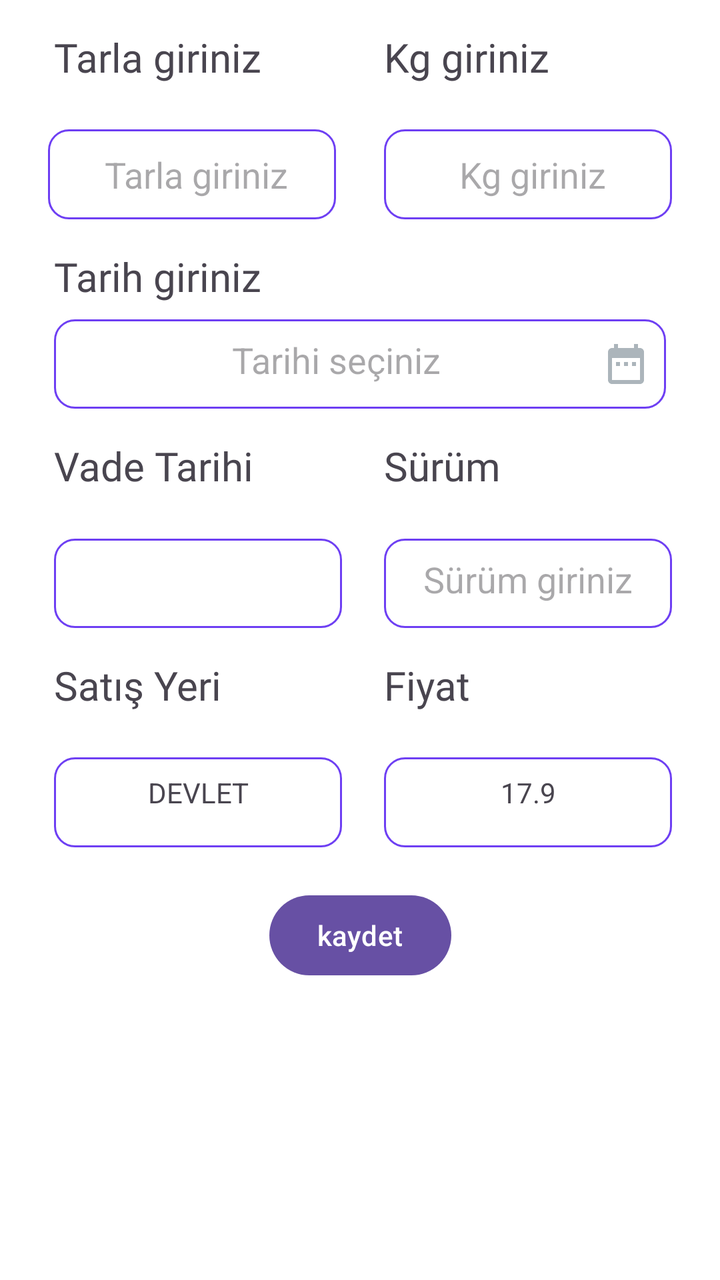
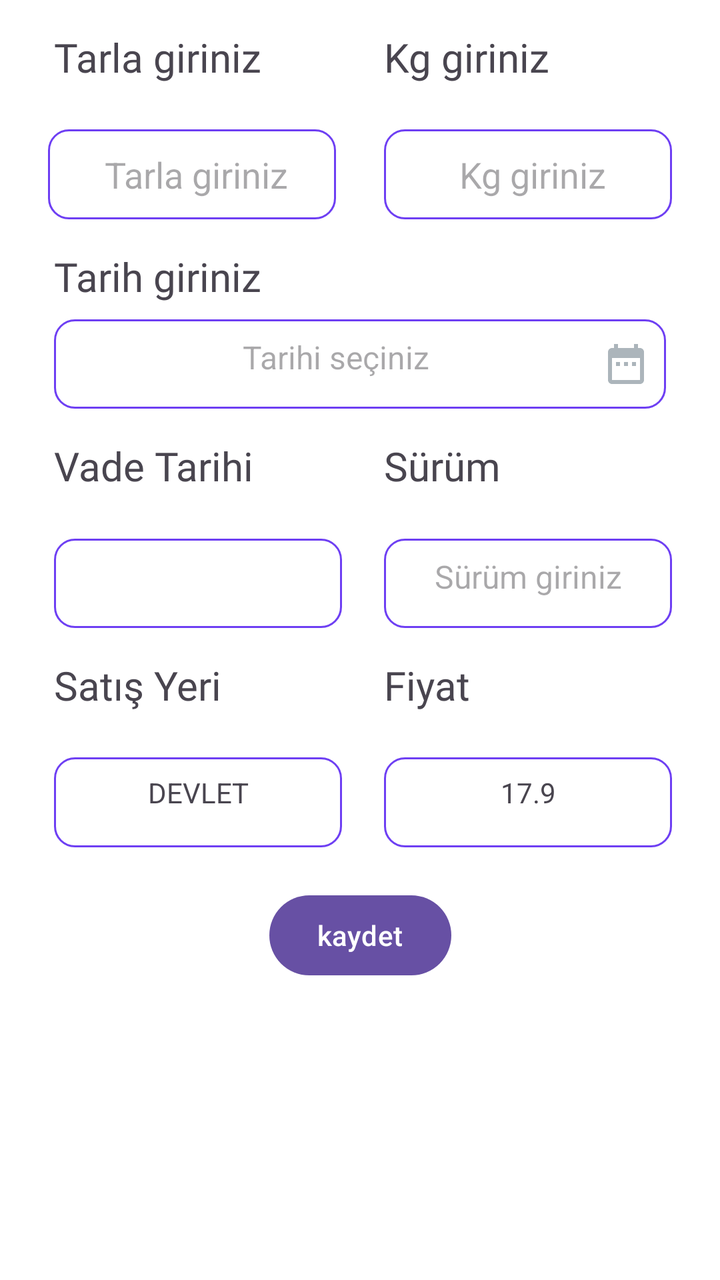

The first picture is an Android layout as it rendered before a commit; the second is the same layout after the commit. The layout source and the unified diff follow.
<!-- AndroidManifest.xml: application theme Theme.DesignExample -->
<!-- res/layout/fragment_devlet.xml -->
<?xml version="1.0" encoding="utf-8"?>
<androidx.constraintlayout.widget.ConstraintLayout xmlns:android="http://schemas.android.com/apk/res/android"
    xmlns:app="http://schemas.android.com/apk/res-auto"
    xmlns:tools="http://schemas.android.com/tools"
    android:layout_width="match_parent"
    android:layout_height="match_parent"
    android:background="#FFFFFF"
    tools:context=".design.new_design">

    <androidx.constraintlayout.widget.ConstraintLayout
        android:id="@+id/constraintLayout2"
        android:layout_width="match_parent"
        android:layout_height="0dp"
        app:layout_constraintBottom_toBottomOf="parent"
        app:layout_constraintEnd_toEndOf="parent"
        app:layout_constraintStart_toStartOf="parent"
        app:layout_constraintTop_toTopOf="parent">

        <TextView
            android:id="@+id/TarlaTextView"
            android:layout_width="0dp"
            android:layout_height="0dp"
            android:layout_marginTop="15dp"
            android:fontFamily="@font/plus_jakarta_sans"
            android:text="Tarla giriniz"
            android:textSize="20sp"
            app:layout_constraintHeight_percent="0.07"
            app:layout_constraintStart_toStartOf="@+id/TarihTextView"
            app:layout_constraintTop_toTopOf="parent"
            app:layout_constraintWidth_percent="0.4" />

        <TextView
            android:id="@+id/KgTextView"
            android:layout_width="0dp"
            android:layout_height="0dp"
            android:fontFamily="@font/plus_jakarta_sans"
            android:text="Kg giriniz"
            android:textSize="20sp"
            app:layout_constraintHeight_percent="0.07"
            app:layout_constraintStart_toStartOf="@+id/KgEditText"
            app:layout_constraintTop_toTopOf="@+id/TarlaTextView"
            app:layout_constraintWidth_percent="0.4" />

        <AutoCompleteTextView
            android:id="@+id/TarlaEditText"
            android:layout_width="0dp"
            android:layout_height="0dp"
            android:layout_marginTop="5dp"
            android:background="@drawable/edit_text_custom"
            android:hint=" Tarla giriniz"
            android:textAlignment="center"
            app:layout_constraintEnd_toStartOf="@+id/KgEditText"
            app:layout_constraintHeight_percent="0.07"
            app:layout_constraintHorizontal_bias="0.5"
            app:layout_constraintStart_toStartOf="parent"
            app:layout_constraintTop_toBottomOf="@+id/TarlaTextView"
            app:layout_constraintWidth_percent="0.4" />

        <EditText
            android:id="@+id/KgEditText"
            android:layout_width="0dp"
            android:layout_height="0dp"
            android:layout_marginTop="5dp"
            android:background="@drawable/edit_text_custom"
            android:ems="10"
            android:hint=" Kg giriniz"
            android:inputType="number|numberDecimal"
            android:textAlignment="center"
            app:layout_constraintEnd_toEndOf="parent"
            app:layout_constraintHeight_percent="0.07"
            app:layout_constraintHorizontal_bias="0.5"
            app:layout_constraintStart_toEndOf="@+id/TarlaEditText"
            app:layout_constraintTop_toBottomOf="@+id/KgTextView"
            app:layout_constraintWidth_percent="0.4" />

        <TextView
            android:id="@+id/TarihEditText"
            android:layout_width="0dp"
            android:layout_height="0dp"
            android:layout_marginTop="8dp"
            android:background="@drawable/edit_text_custom"
            android:drawableEnd="@drawable/takvim_icon"
            android:hint="Tarihi seçiniz"
            android:padding="8dp"
            android:textAlignment="center"
            android:textSize="18sp"
            app:layout_constraintEnd_toEndOf="parent"
            app:layout_constraintHeight_percent="0.07"
            app:layout_constraintHorizontal_bias="0.5"
            app:layout_constraintStart_toStartOf="parent"
            app:layout_constraintTop_toBottomOf="@+id/TarihTextView"
            app:layout_constraintWidth_percent="0.85" />

        <TextView
            android:id="@+id/TarihTextView"
            android:layout_width="wrap_content"
            android:layout_height="wrap_content"
            android:layout_marginTop="15dp"
            android:fontFamily="@font/plus_jakarta_sans"
            android:text="Tarih giriniz"
            android:textSize="20sp"
            app:layout_constraintStart_toStartOf="@+id/TarihEditText"
            app:layout_constraintTop_toBottomOf="@+id/TarlaEditText" />

        <TextView
            android:id="@+id/VadeTarihiTextView"
            android:layout_width="0dp"
            android:layout_height="0dp"
            android:layout_marginTop="15dp"
            android:fontFamily="@font/plus_jakarta_sans"
            android:text="Vade Tarihi"
            android:textSize="20sp"
            app:layout_constraintHeight_percent="0.07"
            app:layout_constraintStart_toStartOf="@+id/TarihEditText"
            app:layout_constraintTop_toBottomOf="@+id/TarihEditText"
            app:layout_constraintWidth_percent="0.4" />

        <TextView
            android:id="@+id/VadeTarihiEdit"
            android:layout_width="0dp"
            android:layout_height="0dp"
            android:layout_marginTop="5dp"
            android:background="@drawable/edit_text_custom"
            android:fontFamily="@font/plus_jakarta_sans"
            android:padding="8dp"
            android:textAlignment="center"
            app:layout_constraintHeight_percent="0.07"
            app:layout_constraintStart_toStartOf="@+id/VadeTarihiTextView"
            app:layout_constraintTop_toBottomOf="@+id/VadeTarihiTextView"
            app:layout_constraintWidth_percent="0.4" />

        <TextView
            android:id="@+id/SurumTextView"
            android:layout_width="0dp"
            android:layout_height="0dp"
            android:fontFamily="@font/plus_jakarta_sans"
            android:text="Sürüm"
            android:textSize="20sp"
            app:layout_constraintHeight_percent="0.07"
            app:layout_constraintStart_toStartOf="@+id/KgEditText"
            app:layout_constraintTop_toTopOf="@+id/VadeTarihiTextView"
            app:layout_constraintWidth_percent="0.4" />

        <TextView
            android:id="@+id/SurumEditText"
            android:layout_width="0dp"
            android:layout_height="0dp"
            android:layout_marginTop="5dp"
            android:background="@drawable/edit_text_custom"
            android:ems="10"
            android:padding="8dp"
            android:hint="Sürüm giriniz"
            android:inputType="text"
            android:textAlignment="center"
            android:textSize="18sp"
            app:layout_constraintHeight_percent="0.07"
            app:layout_constraintStart_toStartOf="@+id/SurumTextView"
            app:layout_constraintTop_toBottomOf="@+id/SurumTextView"
            app:layout_constraintWidth_percent="0.4" />

        <TextView
            android:id="@+id/SatisYeriTextView"
            android:layout_width="0dp"
            android:layout_height="0dp"
            android:layout_marginTop="15dp"
            android:fontFamily="@font/plus_jakarta_sans"
            android:text="Satış Yeri"
            android:textSize="20sp"
            app:layout_constraintHeight_percent="0.07"
            app:layout_constraintStart_toStartOf="@+id/VadeTarihiEdit"
            app:layout_constraintTop_toBottomOf="@+id/VadeTarihiEdit"
            app:layout_constraintWidth_percent="0.4" />

        <TextView
            android:id="@+id/SatisYeriEditText"
            android:layout_width="0dp"
            android:layout_height="0dp"
            android:layout_marginTop="5dp"
            android:background="@drawable/edit_text_custom"
            android:padding="8dp"
            android:text="DEVLET"
            android:textAlignment="center"
            app:layout_constraintHeight_percent="0.07"
            app:layout_constraintStart_toStartOf="@+id/SatisYeriTextView"
            app:layout_constraintTop_toBottomOf="@+id/SatisYeriTextView"
            app:layout_constraintWidth_percent="0.4" />

        <TextView
            android:id="@+id/FiyatTextView"
            android:layout_width="0dp"
            android:layout_height="0dp"
            android:layout_marginTop="15dp"
            android:fontFamily="@font/plus_jakarta_sans"
            android:text="Fiyat"
            android:textSize="20sp"
            app:layout_constraintHeight_percent="0.07"
            app:layout_constraintStart_toStartOf="@+id/SurumEditText"
            app:layout_constraintTop_toBottomOf="@+id/SurumEditText"
            app:layout_constraintWidth_percent="0.4" />

        <TextView
            android:id="@+id/FiyatEdit"
            android:layout_width="0dp"
            android:layout_height="0dp"
            android:layout_marginTop="5dp"
            android:background="@drawable/edit_text_custom"
            android:fontFamily="@font/plus_jakarta_sans"
            android:padding="8dp"
            android:text="17.9"
            android:textAlignment="center"
            app:layout_constraintHeight_percent="0.07"
            app:layout_constraintStart_toStartOf="@+id/FiyatTextView"
            app:layout_constraintTop_toBottomOf="@+id/FiyatTextView"
            app:layout_constraintWidth_percent="0.4" />

        <Button
            android:id="@+id/KaydetButton"
            android:layout_width="wrap_content"
            android:layout_height="wrap_content"
            android:layout_marginTop="20dp"
            android:text="kaydet"
            app:layout_constraintEnd_toEndOf="parent"
            app:layout_constraintHorizontal_bias="0.5"
            app:layout_constraintStart_toStartOf="parent"
            app:layout_constraintTop_toBottomOf="@+id/SatisYeriEditText" />

    </androidx.constraintlayout.widget.ConstraintLayout>
</androidx.constraintlayout.widget.ConstraintLayout>
<!-- resources referenced by this layout -->
<resources>
  <!-- drawable edit_text_custom (drawable) -->
  <?xml version="1.0" encoding="utf-8"?>
  <selector xmlns:android="http://schemas.android.com/apk/res/android">
  
      
      <item android:state_enabled="true" android:state_focused="true">
          <shape android:shape="rectangle">
              <solid android:color="@android:color/white" />
              <corners android:radius="12dp" />
              <stroke android:width="2dp" android:color="#EDF1F3" />
          </shape>
  
      </item>
  
      
      <item android:state_enabled="true">
          <shape android:shape="rectangle">
              <solid android:color="@android:color/white" />
              <corners android:radius="10dp" />
              <stroke android:width="1dp" android:color="#6E3FF3" />
          </shape>
      </item>
  
  
  </selector>
  <!-- drawable takvim_icon (drawable) -->
  <vector xmlns:android="http://schemas.android.com/apk/res/android" android:height="24dp" android:tint="#ACB5BB" android:viewportHeight="24" android:viewportWidth="24" android:width="24dp">
        
      <path android:fillColor="@android:color/white" android:pathData="M9,11L7,11v2h2v-2zM13,11h-2v2h2v-2zM17,11h-2v2h2v-2zM19,4h-1L18,2h-2v2L8,4L8,2L6,2v2L5,4c-1.11,0 -1.99,0.9 -1.99,2L3,20c0,1.1 0.89,2 2,2h14c1.1,0 2,-0.9 2,-2L21,6c0,-1.1 -0.9,-2 -2,-2zM19,20L5,20L5,9h14v11z"/>
      
  </vector>
  <style name="Theme.DesignExample" parent="Base.Theme.DesignExample" />
  <style name="Base.Theme.DesignExample" parent="Theme.Material3.DayNight.NoActionBar">
          
          
      </style>
</resources>

<!-- the commit's change to res/layout/fragment_devlet.xml (unified diff, before → after) -->
@@ -83,7 +83,7 @@
             android:hint="Tarihi seçiniz"
             android:padding="8dp"
             android:textAlignment="center"
-            android:textSize="18sp"
+            android:textSize="16sp"
             app:layout_constraintEnd_toEndOf="parent"
             app:layout_constraintHeight_percent="0.07"
             app:layout_constraintHorizontal_bias="0.5"
@@ -152,7 +152,7 @@
             android:hint="Sürüm giriniz"
             android:inputType="text"
             android:textAlignment="center"
-            android:textSize="18sp"
+            android:textSize="16sp"
             app:layout_constraintHeight_percent="0.07"
             app:layout_constraintStart_toStartOf="@+id/SurumTextView"
             app:layout_constraintTop_toBottomOf="@+id/SurumTextView"
